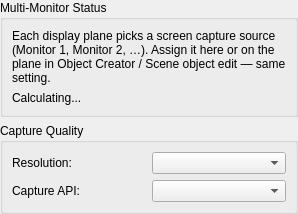
Above: ui/forms/ScreenMirrorCapturePanel.ui from Wolfieeewolf/OpenRGB3DSpatialPlugin before the change. Below: the same form after it.
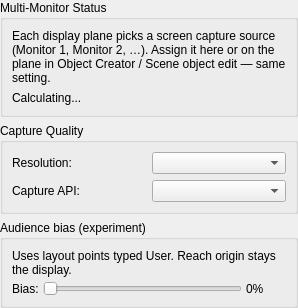
That is the form after the change.

Commit message:
fix: put Audience bias under Capture Quality so it is visible
Move the experiment group into the capture panel users already scroll through, instead of a thin slot between capture host and Displays.

Patch:
```diff
--- a/ui/forms/ScreenMirrorCapturePanel.ui
+++ b/ui/forms/ScreenMirrorCapturePanel.ui
@@ -86,6 +86,68 @@
      </layout>
     </widget>
    </item>
+   <item>
+    <widget class="QGroupBox" name="audienceGroup">
+     <property name="title">
+      <string>Audience bias (experiment)</string>
+     </property>
+     <property name="toolTip">
+      <string>Optional. Glow still comes from each display; bias pulls energy toward User layout points (seats). 0 = off. Add User ref points in the scene — one per watcher.</string>
+     </property>
+     <layout class="QVBoxLayout" name="audienceLayout">
+      <property name="spacing">
+       <number>4</number>
+      </property>
+      <item>
+       <widget class="QLabel" name="audienceHintLabel">
+        <property name="wordWrap">
+         <bool>true</bool>
+        </property>
+        <property name="text">
+         <string>Uses layout points typed User. Reach origin stays the display.</string>
+        </property>
+       </widget>
+      </item>
+      <item>
+       <layout class="QHBoxLayout" name="audienceBiasRow">
+        <item>
+         <widget class="QLabel" name="audienceBiasCaption">
+          <property name="text">
+           <string>Bias:</string>
+          </property>
+         </widget>
+        </item>
+        <item>
+         <widget class="QSlider" name="audienceBiasSlider">
+          <property name="maximum">
+           <number>100</number>
+          </property>
+          <property name="orientation">
+           <enum>Qt::Horizontal</enum>
+          </property>
+          <property name="toolTip">
+           <string>0 = classic ambilight from the display. Higher values favour LEDs toward User seats (multi-seat = strongest nearby lobe wins).</string>
+          </property>
+         </widget>
+        </item>
+        <item>
+         <widget class="QLabel" name="audienceBiasLabel">
+          <property name="minimumSize">
+           <size>
+            <width>40</width>
+            <height>0</height>
+           </size>
+          </property>
+          <property name="text">
+           <string>0%</string>
+          </property>
+         </widget>
+        </item>
+       </layout>
+      </item>
+     </layout>
+    </widget>
+   </item>
   </layout>
  </widget>
  <resources/>
```
The commit also changes 2 other files.
